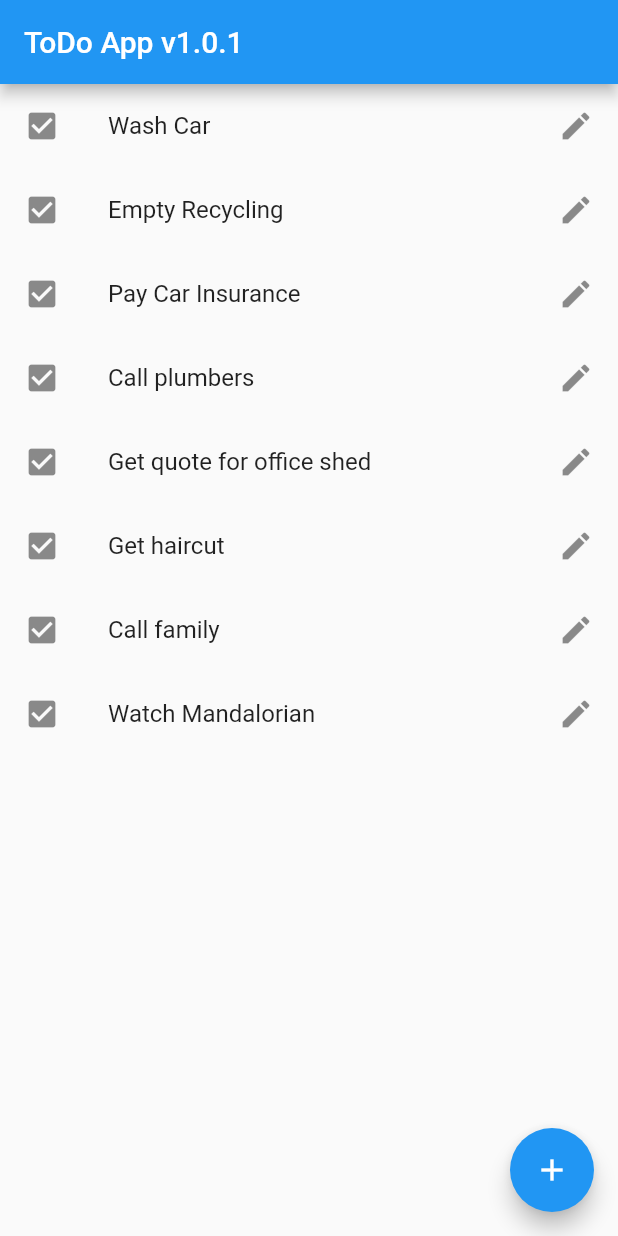
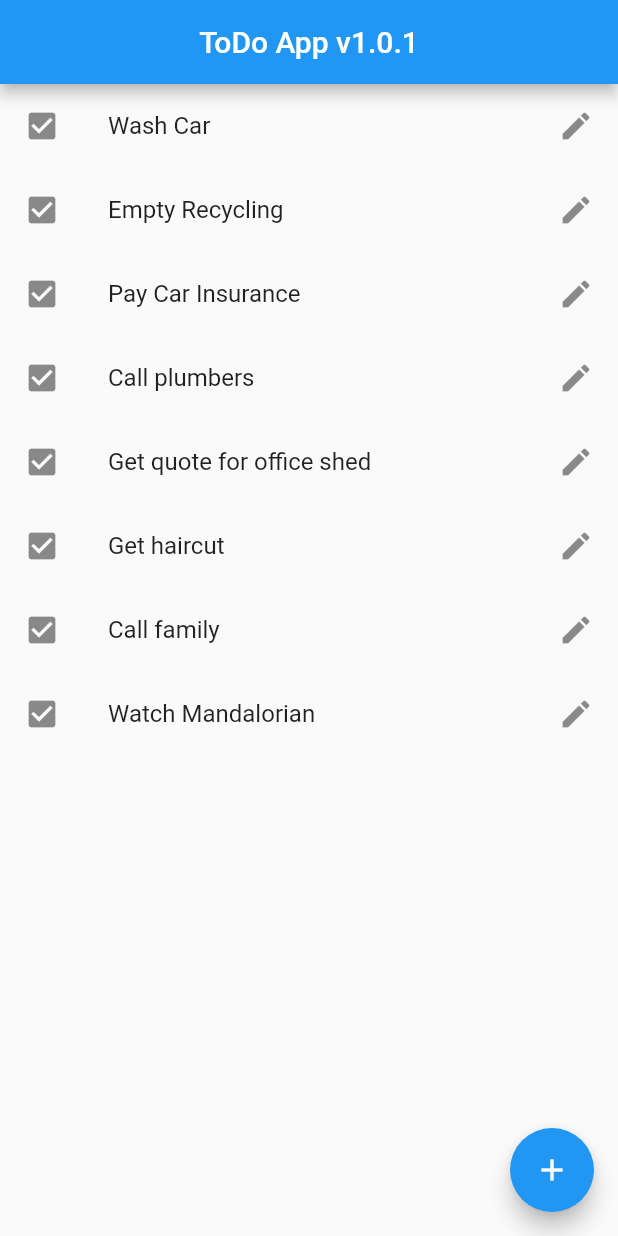
Before and after one commit to maxgdev/todo_app, a Flutter app: the screen it shows after launch, on a phone screen of 412 x 824 dp. Run offline on Flutter 3.47's test engine with Material 2 defaults, Android fonts, the phone set to English and light mode, and no system bars.

Commit message:
Center AppBar text

```diff
--- a/lib/main.dart
+++ b/lib/main.dart
@@ -86,7 +86,7 @@ class _MyHomePageState extends State<MyHomePage> {
 
     return Scaffold(
       appBar: AppBar(
-        title: Text(widget.title),
+        title: Center(child: Text(widget.title)),
       ),
       body: Container(
         child: todoListView,
```
